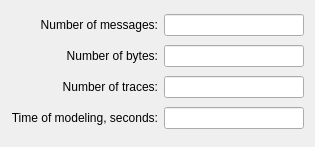
YuriyRusinov/meteor_radio, file src/gui/ui/meteor_report_form.ui: the form before one commit.
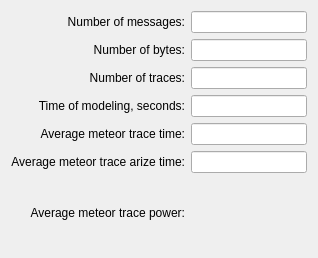
The form after the commit.

Commit message: Some results fields were added.

```diff
--- a/src/gui/ui/meteor_report_form.ui
+++ b/src/gui/ui/meteor_report_form.ui
@@ -6,26 +6,26 @@
    <rect>
     <x>0</x>
     <y>0</y>
-    <width>315</width>
-    <height>147</height>
+    <width>318</width>
+    <height>258</height>
    </rect>
   </property>
   <property name="windowTitle">
    <string>Report</string>
   </property>
   <layout class="QGridLayout" name="gridLayout">
-   <item row="1" column="0">
-    <widget class="QLabel" name="lBytesNumber">
+   <item row="4" column="0">
+    <widget class="QLabel" name="lTraceAverage">
      <property name="text">
-      <string>&lt;html&gt;&lt;head/&gt;&lt;body&gt;&lt;p&gt;Number of bytes:&lt;/p&gt;&lt;/body&gt;&lt;/html&gt;</string>
+      <string>&lt;html&gt;&lt;head/&gt;&lt;body&gt;&lt;p&gt;Average meteor trace time:&lt;/p&gt;&lt;/body&gt;&lt;/html&gt;</string>
      </property>
      <property name="alignment">
       <set>Qt::AlignRight|Qt::AlignTrailing|Qt::AlignVCenter</set>
      </property>
     </widget>
    </item>
-   <item row="1" column="1">
-    <widget class="QLineEdit" name="lEBytesNumber"/>
+   <item row="4" column="1">
+    <widget class="QLineEdit" name="lETraceAverage"/>
    </item>
    <item row="2" column="0">
     <widget class="QLabel" name="lTracesNumber">
@@ -66,6 +66,42 @@
    <item row="3" column="1">
     <widget class="QLineEdit" name="lEModelTime"/>
    </item>
+   <item row="1" column="0">
+    <widget class="QLabel" name="lBytesNumber">
+     <property name="text">
+      <string>&lt;html&gt;&lt;head/&gt;&lt;body&gt;&lt;p&gt;Number of bytes:&lt;/p&gt;&lt;/body&gt;&lt;/html&gt;</string>
+     </property>
+     <property name="alignment">
+      <set>Qt::AlignRight|Qt::AlignTrailing|Qt::AlignVCenter</set>
+     </property>
+    </widget>
+   </item>
+   <item row="5" column="1">
+    <widget class="QLineEdit" name="lEWaitAverage"/>
+   </item>
+   <item row="1" column="1">
+    <widget class="QLineEdit" name="lEBytesNumber"/>
+   </item>
+   <item row="5" column="0">
+    <widget class="QLabel" name="lWaitAverage">
+     <property name="text">
+      <string>&lt;html&gt;&lt;head/&gt;&lt;body&gt;&lt;p&gt;Average meteor trace arize time:&lt;/p&gt;&lt;/body&gt;&lt;/html&gt;</string>
+     </property>
+     <property name="alignment">
+      <set>Qt::AlignRight|Qt::AlignTrailing|Qt::AlignVCenter</set>
+     </property>
+    </widget>
+   </item>
+   <item row="6" column="0">
+    <widget class="QLabel" name="lAveTracePower">
+     <property name="text">
+      <string>&lt;html&gt;&lt;head/&gt;&lt;body&gt;&lt;p&gt;Average meteor trace power:&lt;/p&gt;&lt;/body&gt;&lt;/html&gt;</string>
+     </property>
+     <property name="alignment">
+      <set>Qt::AlignRight|Qt::AlignTrailing|Qt::AlignVCenter</set>
+     </property>
+    </widget>
+   </item>
   </layout>
  </widget>
  <resources/>
```
Left out of the diff: 18 changed lines with no effect on the pictures.
